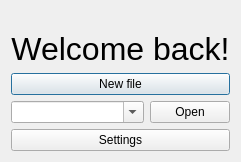
gianluca-amprimo/pds-project, file client/filechoicewindow.ui: the form before one commit.
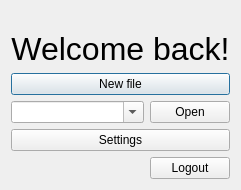
The form after the commit. Icons and pictures are not drawn.

Commit message: Modifiche grafiche e aggiunta pulsante logout

The edit to the form file:
```diff
--- a/client/filechoicewindow.ui
+++ b/client/filechoicewindow.ui
@@ -107,6 +107,28 @@
      </property>
     </widget>
    </item>
+   <item alignment="Qt::AlignRight">
+    <widget class="QPushButton" name="LogoutButton">
+     <property name="sizePolicy">
+      <sizepolicy hsizetype="Fixed" vsizetype="Fixed">
+       <horstretch>0</horstretch>
+       <verstretch>0</verstretch>
+      </sizepolicy>
+     </property>
+     <property name="maximumSize">
+      <size>
+       <width>100</width>
+       <height>25</height>
+      </size>
+     </property>
+     <property name="text">
+      <string>Logout</string>
+     </property>
+     <property name="icon">
+      <iconset theme="gnome-logout"/>
+     </property>
+    </widget>
+   </item>
   </layout>
  </widget>
  <resources/>
```
The commit also changes 8 other files.
